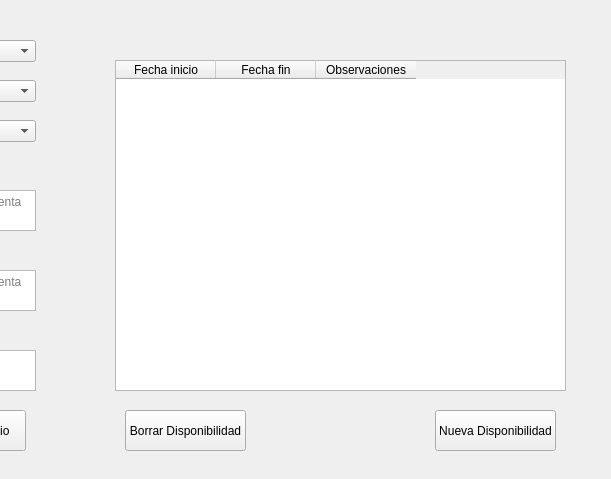
Before: the Qt Designer form src/ui/pages/volunteer_page.ui in BeCuber/Turnomatic, drawn with Qt 5; both pictures show x 725 to 1336 and y 380 to 859 of the 1336 by 859 pixel window.
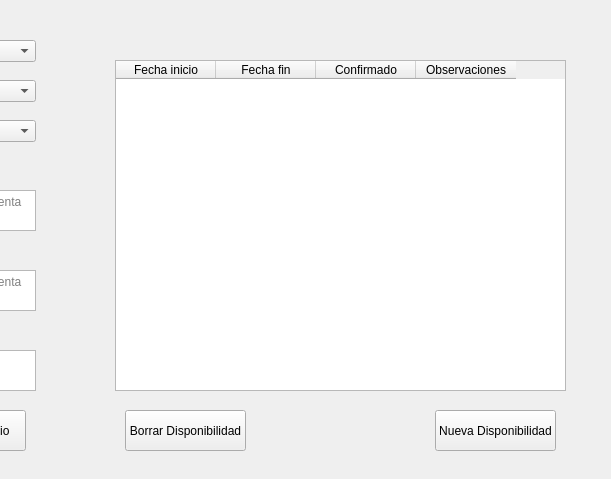
After: the same form once the commit is applied.

Commit message: Update README,s and add 'Confirmed' column to availability_table

```diff
--- a/src/ui/pages/volunteer_page.ui
+++ b/src/ui/pages/volunteer_page.ui
@@ -489,6 +489,11 @@
      <string>Fecha fin</string>
     </property>
    </column>
+   <column>
+    <property name="text">
+     <string>Confirmado</string>
+    </property>
+   </column>
    <column>
     <property name="text">
      <string>Observaciones</string>
```
The commit also changes 10 other files.
